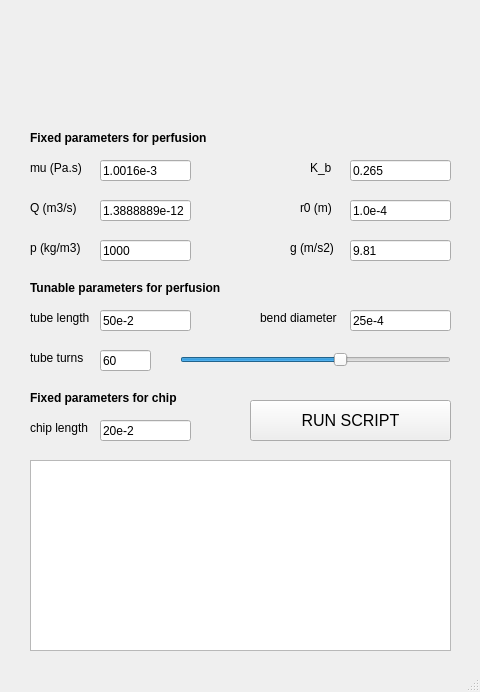
The window that appGUI.ui (JuanCamiloGS/VivoStreamGUI) describes before a commit, drawn with Qt 5.
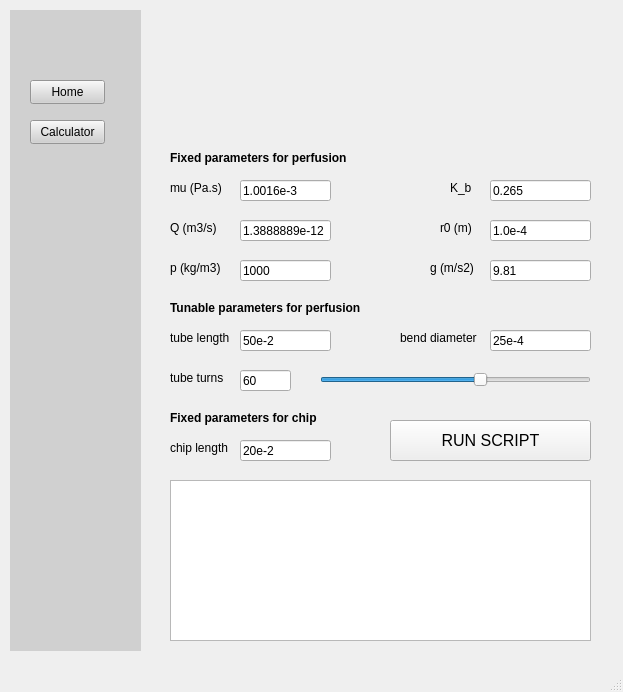
The same window after the commit. Icons and pictures are not drawn.

Commit message: multiple screens: home and calculator

What changed in the file:
```diff
--- a/appGUI.ui
+++ b/appGUI.ui
@@ -6,7 +6,7 @@
    <rect>
     <x>0</x>
     <y>0</y>
-    <width>480</width>
+    <width>623</width>
     <height>692</height>
    </rect>
   </property>
@@ -14,164 +14,70 @@
    <string>Application</string>
   </property>
   <widget class="QWidget" name="centralwidget">
-   <widget class="QPushButton" name="pushButton">
+   <widget class="QWidget" name="widget" native="true">
     <property name="geometry">
      <rect>
-      <x>250</x>
-      <y>400</y>
-      <width>201</width>
-      <height>41</height>
+      <x>10</x>
+      <y>10</y>
+      <width>131</width>
+      <height>641</height>
      </rect>
     </property>
-    <property name="font">
-     <font>
-      <pointsize>12</pointsize>
-     </font>
-    </property>
     <property name="autoFillBackground">
      <bool>false</bool>
     </property>
-    <property name="text">
-     <string>RUN SCRIPT</string>
+    <property name="styleSheet">
+     <string notr="true">background-color: rgb(208, 208, 208);</string>
     </property>
-   </widget>
-   <widget class="QTextBrowser" name="textBrowser">
+    <widget class="QPushButton" name="homeButton">
     <property name="geometry">
      <rect>
-      <x>30</x>
-      <y>460</y>
-      <width>421</width>
-      <height>191</height>
-     </rect>
-    </property>
-   </widget>
-   <widget class="QLabel" name="label">
-    <property name="geometry">
-     <rect>
-      <x>30</x>
-      <y>130</y>
-      <width>181</width>
-      <height>16</height>
-     </rect>
-    </property>
-    <property name="font">
-     <font>
-      <bold>true</bold>
-     </font>
-    </property>
+       <x>20</x>
+       <y>70</y>
+       <width>75</width>
+       <height>24</height>
+      </rect>
+     </property>
     <property name="text">
-     <string>Fixed parameters for perfusion</string>
-    </property>
-   </widget>
-   <widget class="QLabel" name="label_2">
+      <string>Home</string>
+     </property>
+    </widget>
+    <widget class="QPushButton" name="calculatorButton">
     <property name="geometry">
      <rect>
-      <x>30</x>
-      <y>160</y>
-      <width>61</width>
-      <height>16</height>
+       <x>20</x>
+       <y>110</y>
+       <width>75</width>
+       <height>24</height>
      </rect>
     </property>
     <property name="text">
-     <string>mu (Pa.s)</string>
-    </property>
-   </widget>
-   <widget class="QLabel" name="label_3">
-    <property name="geometry">
-     <rect>
-      <x>30</x>
-      <y>240</y>
-      <width>61</width>
-      <height>16</height>
-     </rect>
-    </property>
-    <property name="text">
-     <string>p (kg/m3)</string>
-    </property>
+      <string>Calculator</string>
+     </property>
+    </widget>
    </widget>
-   <widget class="QLabel" name="label_4">
+   <widget class="QStackedWidget" name="stackedWidget">
     <property name="geometry">
      <rect>
-      <x>300</x>
-      <y>200</y>
-      <width>61</width>
-      <height>16</height>
+      <x>160</x>
+      <y>10</y>
+      <width>451</width>
+      <height>641</height>
      </rect>
     </property>
-    <property name="text">
-     <string>r0 (m)</string>
+    <property name="styleSheet">
+     <string notr="true"/>
     </property>
-   </widget>
-   <widget class="QLabel" name="label_5">
-    <property name="geometry">
-     <rect>
-      <x>310</x>
-      <y>160</y>
-      <width>31</width>
-      <height>16</height>
-     </rect>
+    <property name="currentIndex">
+     <number>1</number>
     </property>
-    <property name="text">
-     <string>K_b</string>
-    </property>
-   </widget>
-   <widget class="QLabel" name="label_6">
-    <property name="geometry">
-     <rect>
-      <x>30</x>
-      <y>200</y>
-      <width>61</width>
-      <height>16</height>
-     </rect>
-    </property>
-    <property name="text">
-     <string>Q (m3/s)</string>
-    </property>
-   </widget>
-   <widget class="QLabel" name="label_7">
-    <property name="geometry">
-     <rect>
-      <x>290</x>
-      <y>240</y>
-      <width>51</width>
-      <height>16</height>
-     </rect>
-    </property>
-    <property name="text">
-     <string>g (m/s2)</string>
-    </property>
-   </widget>
-   <widget class="QLineEdit" name="lineEditMu">
-    <property name="geometry">
-     <rect>
-      <x>100</x>
-      <y>160</y>
-      <width>91</width>
-      <height>21</height>
-     </rect>
-    </property>
-    <property name="text">
-     <string>1.0016e-3</string>
-    </property>
-   </widget>
-   <widget class="QLineEdit" name="lineEditP">
-    <property name="geometry">
-     <rect>
-      <x>100</x>
-      <y>240</y>
-      <width>91</width>
-      <height>21</height>
-     </rect>
-    </property>
-    <property name="text">
-     <string>1000</string>
-    </property>
-   </widget>
+    <widget class="QWidget" name="page"/>
+    <widget class="QWidget" name="page_2">
    <widget class="QLineEdit" name="lineEditR0">
     <property name="geometry">
      <rect>
-      <x>350</x>
-      <y>200</y>
+        <x>330</x>
+        <y>210</y>
       <width>101</width>
       <height>21</height>
      </rect>
@@ -183,8 +89,8 @@
    <widget class="QLineEdit" name="lineEditKb">
     <property name="geometry">
      <rect>
-      <x>350</x>
-      <y>160</y>
+        <x>330</x>
+        <y>170</y>
       <width>101</width>
       <height>21</height>
      </rect>
@@ -196,8 +102,8 @@
    <widget class="QLineEdit" name="lineEditG">
     <property name="geometry">
      <rect>
-      <x>350</x>
-      <y>240</y>
+        <x>330</x>
+        <y>250</y>
       <width>101</width>
       <height>21</height>
      </rect>
@@ -206,120 +112,32 @@
      <string>9.81</string>
     </property>
    </widget>
-   <widget class="QLineEdit" name="lineEditQ">
+     <widget class="QPushButton" name="pushButton">
     <property name="geometry">
      <rect>
-      <x>100</x>
-      <y>200</y>
-      <width>91</width>
-      <height>21</height>
-     </rect>
-    </property>
-    <property name="text">
-     <string>1.3888889e-12</string>
-    </property>
-   </widget>
-   <widget class="QLineEdit" name="lineEditBD">
-    <property name="geometry">
-     <rect>
-      <x>350</x>
-      <y>310</y>
-      <width>101</width>
-      <height>21</height>
-     </rect>
-    </property>
-    <property name="text">
-     <string>25e-4</string>
-    </property>
-   </widget>
-   <widget class="QLabel" name="label_8">
-    <property name="geometry">
-     <rect>
-      <x>30</x>
-      <y>280</y>
-      <width>191</width>
-      <height>16</height>
+        <x>230</x>
+        <y>410</y>
+        <width>201</width>
+        <height>41</height>
      </rect>
     </property>
     <property name="font">
      <font>
-      <bold>true</bold>
-     </font>
-    </property>
-    <property name="text">
-     <string>Tunable parameters for perfusion</string>
-    </property>
-   </widget>
-   <widget class="QLabel" name="label_9">
-    <property name="geometry">
-     <rect>
-      <x>260</x>
-      <y>310</y>
-      <width>81</width>
-      <height>16</height>
-     </rect>
-    </property>
+        <pointsize>12</pointsize>
+       </font>
+      </property>
+      <property name="autoFillBackground">
+       <bool>false</bool>
+      </property>
     <property name="text">
-     <string>bend diameter</string>
-    </property>
-   </widget>
-   <widget class="QLineEdit" name="lineEditTT">
-    <property name="geometry">
-     <rect>
-      <x>100</x>
-      <y>350</y>
-      <width>51</width>
-      <height>21</height>
-     </rect>
-    </property>
-    <property name="text">
-     <string>60</string>
-    </property>
-   </widget>
-   <widget class="QLabel" name="label_10">
-    <property name="geometry">
-     <rect>
-      <x>30</x>
-      <y>310</y>
-      <width>91</width>
-      <height>16</height>
-     </rect>
-    </property>
-    <property name="text">
-     <string>tube length</string>
-    </property>
-   </widget>
-   <widget class="QLabel" name="label_11">
-    <property name="geometry">
-     <rect>
-      <x>30</x>
-      <y>350</y>
-      <width>61</width>
-      <height>16</height>
-     </rect>
-    </property>
-    <property name="text">
-     <string>tube turns</string>
-    </property>
-   </widget>
-   <widget class="QLineEdit" name="lineEditTL">
-    <property name="geometry">
-     <rect>
-      <x>100</x>
-      <y>310</y>
-      <width>91</width>
-      <height>21</height>
-     </rect>
-    </property>
-    <property name="text">
-     <string>50e-2</string>
+       <string>RUN SCRIPT</string>
     </property>
    </widget>
    <widget class="QLabel" name="label_12">
     <property name="geometry">
      <rect>
-      <x>30</x>
-      <y>420</y>
+        <x>10</x>
+        <y>430</y>
       <width>61</width>
       <height>16</height>
      </rect>
@@ -328,29 +146,11 @@
      <string>chip length</string>
     </property>
    </widget>
-   <widget class="QLabel" name="label_13">
-    <property name="geometry">
-     <rect>
-      <x>30</x>
-      <y>390</y>
-      <width>181</width>
-      <height>16</height>
-     </rect>
-    </property>
-    <property name="font">
-     <font>
-      <bold>true</bold>
-     </font>
-    </property>
-    <property name="text">
-     <string>Fixed parameters for chip</string>
-    </property>
-   </widget>
    <widget class="QLineEdit" name="lineEditCL">
     <property name="geometry">
      <rect>
-      <x>100</x>
-      <y>420</y>
+        <x>80</x>
+        <y>430</y>
       <width>91</width>
       <height>21</height>
      </rect>
@@ -359,30 +159,11 @@
      <string>20e-2</string>
     </property>
    </widget>
-   <widget class="QLabel" name="label_14">
-    <property name="geometry">
-     <rect>
-      <x>30</x>
-      <y>10</y>
-      <width>421</width>
-      <height>101</height>
-     </rect>
-    </property>
-    <property name="text">
-     <string/>
-    </property>
-    <property name="pixmap">
-     <pixmap>vivostream_logo.png</pixmap>
-    </property>
-    <property name="scaledContents">
-     <bool>true</bool>
-    </property>
-   </widget>
    <widget class="QSlider" name="horizontalSlider">
     <property name="geometry">
      <rect>
-      <x>180</x>
-      <y>350</y>
+        <x>160</x>
+        <y>360</y>
       <width>271</width>
       <height>20</height>
      </rect>
@@ -400,6 +181,286 @@
      <enum>Qt::Horizontal</enum>
     </property>
    </widget>
+     <widget class="QLabel" name="label_10">
+      <property name="geometry">
+       <rect>
+        <x>10</x>
+        <y>320</y>
+        <width>91</width>
+        <height>16</height>
+       </rect>
+      </property>
+      <property name="text">
+       <string>tube length</string>
+      </property>
+     </widget>
+     <widget class="QLabel" name="label_11">
+      <property name="geometry">
+       <rect>
+        <x>10</x>
+        <y>360</y>
+        <width>61</width>
+        <height>16</height>
+       </rect>
+      </property>
+      <property name="text">
+       <string>tube turns</string>
+      </property>
+     </widget>
+     <widget class="QLineEdit" name="lineEditMu">
+      <property name="geometry">
+       <rect>
+        <x>80</x>
+        <y>170</y>
+        <width>91</width>
+        <height>21</height>
+       </rect>
+      </property>
+      <property name="text">
+       <string>1.0016e-3</string>
+      </property>
+     </widget>
+     <widget class="QLineEdit" name="lineEditTT">
+      <property name="geometry">
+       <rect>
+        <x>80</x>
+        <y>360</y>
+        <width>51</width>
+        <height>21</height>
+       </rect>
+      </property>
+      <property name="text">
+       <string>60</string>
+      </property>
+     </widget>
+     <widget class="QTextBrowser" name="textBrowser">
+      <property name="geometry">
+       <rect>
+        <x>10</x>
+        <y>470</y>
+        <width>421</width>
+        <height>161</height>
+       </rect>
+      </property>
+     </widget>
+     <widget class="QLabel" name="label_4">
+      <property name="geometry">
+       <rect>
+        <x>280</x>
+        <y>210</y>
+        <width>61</width>
+        <height>16</height>
+       </rect>
+      </property>
+      <property name="text">
+       <string>r0 (m)</string>
+      </property>
+     </widget>
+     <widget class="QLabel" name="label_7">
+      <property name="geometry">
+       <rect>
+        <x>270</x>
+        <y>250</y>
+        <width>51</width>
+        <height>16</height>
+       </rect>
+      </property>
+      <property name="text">
+       <string>g (m/s2)</string>
+      </property>
+     </widget>
+     <widget class="QLabel" name="label_14">
+      <property name="geometry">
+       <rect>
+        <x>10</x>
+        <y>20</y>
+        <width>421</width>
+        <height>101</height>
+       </rect>
+      </property>
+      <property name="text">
+       <string/>
+      </property>
+      <property name="pixmap">
+       <pixmap>vivostream_logo.png</pixmap>
+      </property>
+      <property name="scaledContents">
+       <bool>true</bool>
+      </property>
+     </widget>
+     <widget class="QLabel" name="label">
+      <property name="geometry">
+       <rect>
+        <x>10</x>
+        <y>140</y>
+        <width>181</width>
+        <height>16</height>
+       </rect>
+      </property>
+      <property name="font">
+       <font>
+        <bold>true</bold>
+       </font>
+      </property>
+      <property name="text">
+       <string>Fixed parameters for perfusion</string>
+      </property>
+     </widget>
+     <widget class="QLineEdit" name="lineEditBD">
+      <property name="geometry">
+       <rect>
+        <x>330</x>
+        <y>320</y>
+        <width>101</width>
+        <height>21</height>
+       </rect>
+      </property>
+      <property name="text">
+       <string>25e-4</string>
+      </property>
+     </widget>
+     <widget class="QLabel" name="label_9">
+      <property name="geometry">
+       <rect>
+        <x>240</x>
+        <y>320</y>
+        <width>81</width>
+        <height>16</height>
+       </rect>
+      </property>
+      <property name="text">
+       <string>bend diameter</string>
+      </property>
+     </widget>
+     <widget class="QLabel" name="label_13">
+      <property name="geometry">
+       <rect>
+        <x>10</x>
+        <y>400</y>
+        <width>181</width>
+        <height>16</height>
+       </rect>
+      </property>
+      <property name="font">
+       <font>
+        <bold>true</bold>
+       </font>
+      </property>
+      <property name="text">
+       <string>Fixed parameters for chip</string>
+      </property>
+     </widget>
+     <widget class="QLabel" name="label_5">
+      <property name="geometry">
+       <rect>
+        <x>290</x>
+        <y>170</y>
+        <width>31</width>
+        <height>16</height>
+       </rect>
+      </property>
+      <property name="text">
+       <string>K_b</string>
+      </property>
+     </widget>
+     <widget class="QLineEdit" name="lineEditP">
+      <property name="geometry">
+       <rect>
+        <x>80</x>
+        <y>250</y>
+        <width>91</width>
+        <height>21</height>
+       </rect>
+      </property>
+      <property name="text">
+       <string>1000</string>
+      </property>
+     </widget>
+     <widget class="QLabel" name="label_2">
+      <property name="geometry">
+       <rect>
+        <x>10</x>
+        <y>170</y>
+        <width>61</width>
+        <height>16</height>
+       </rect>
+      </property>
+      <property name="text">
+       <string>mu (Pa.s)</string>
+      </property>
+     </widget>
+     <widget class="QLabel" name="label_8">
+      <property name="geometry">
+       <rect>
+        <x>10</x>
+        <y>290</y>
+        <width>191</width>
+        <height>16</height>
+       </rect>
+      </property>
+      <property name="font">
+       <font>
+        <bold>true</bold>
+       </font>
+      </property>
+      <property name="text">
+       <string>Tunable parameters for perfusion</string>
+      </property>
+     </widget>
+     <widget class="QLabel" name="label_3">
+      <property name="geometry">
+       <rect>
+        <x>10</x>
+        <y>250</y>
+        <width>61</width>
+        <height>16</height>
+       </rect>
+      </property>
+      <property name="text">
+       <string>p (kg/m3)</string>
+      </property>
+     </widget>
+     <widget class="QLineEdit" name="lineEditTL">
+      <property name="geometry">
+       <rect>
+        <x>80</x>
+        <y>320</y>
+        <width>91</width>
+        <height>21</height>
+       </rect>
+      </property>
+      <property name="text">
+       <string>50e-2</string>
+      </property>
+     </widget>
+     <widget class="QLabel" name="label_6">
+      <property name="geometry">
+       <rect>
+        <x>10</x>
+        <y>210</y>
+        <width>61</width>
+        <height>16</height>
+       </rect>
+      </property>
+      <property name="text">
+       <string>Q (m3/s)</string>
+      </property>
+     </widget>
+     <widget class="QLineEdit" name="lineEditQ">
+      <property name="geometry">
+       <rect>
+        <x>80</x>
+        <y>210</y>
+        <width>91</width>
+        <height>21</height>
+       </rect>
+      </property>
+      <property name="text">
+       <string>1.3888889e-12</string>
+      </property>
+     </widget>
+    </widget>
+   </widget>
   </widget>
   <widget class="QMenuBar" name="menubar">
    <property name="geometry">
```
Left out of the diff: 2 changed lines with no effect on the pictures. Lines whose indentation alone changed are shown as unchanged. The commit also changes 2 other files.
